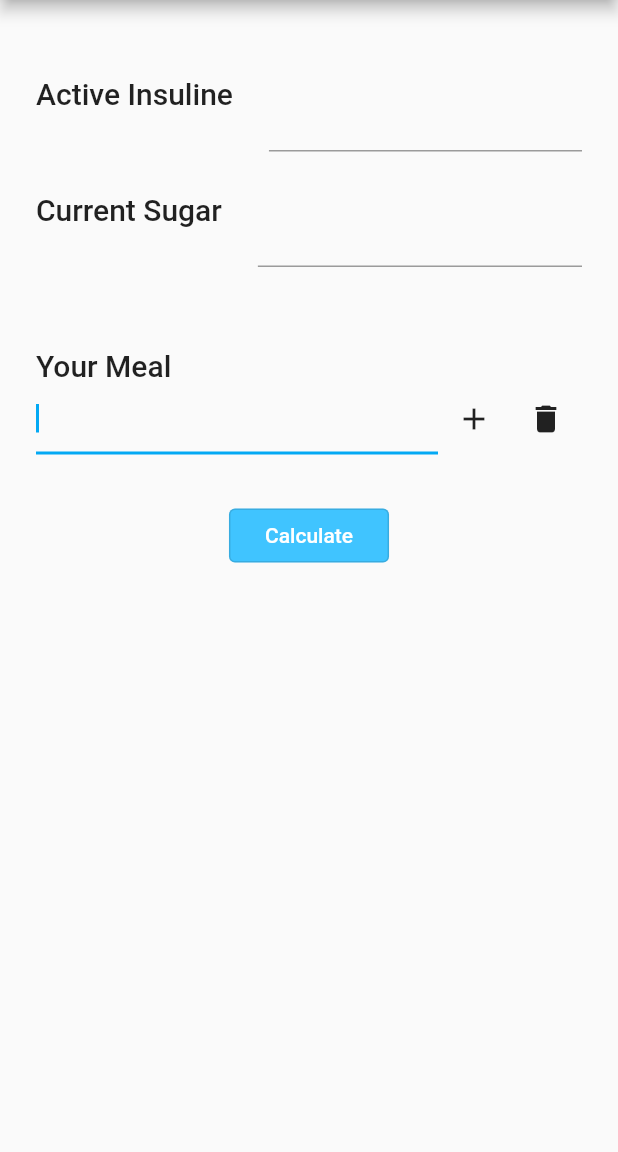
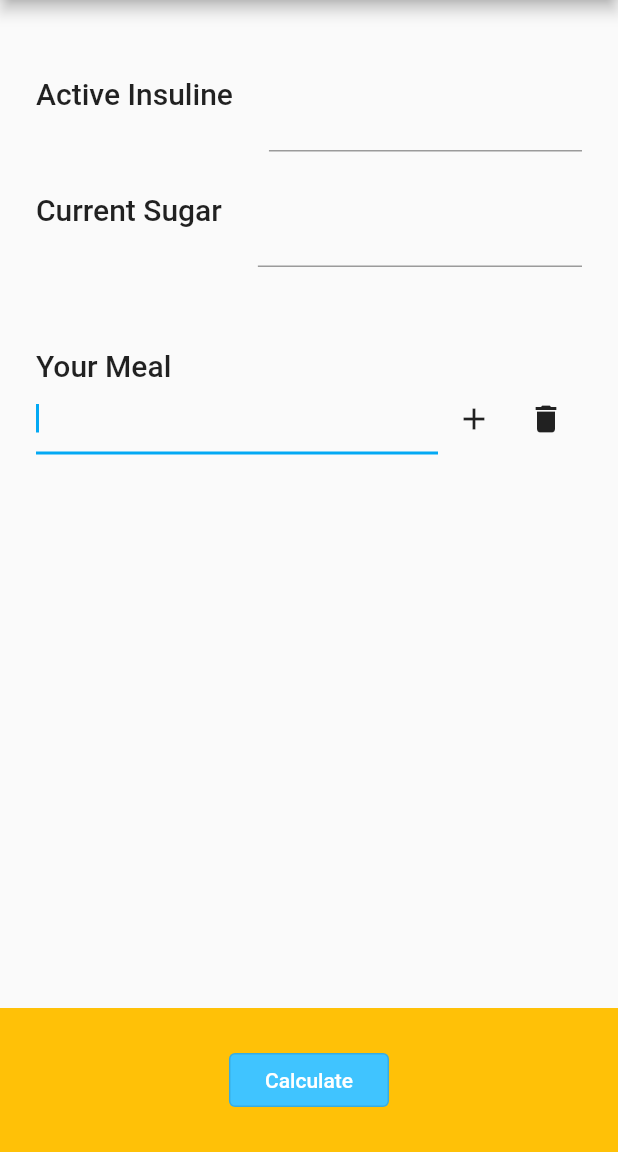
Before and after one commit to maurodibert/diabetapp, a Flutter app: the screen it shows after launch, on a phone screen of 412 x 824 dp, the part 84-1236 px from its top. Run offline on Flutter 3.47's test engine with Material 2 defaults, Android fonts, the phone set to English and light mode, and no system bars; our stand-ins replace bloc, dio, equatable, flutter_bloc, rxdart; missing offline and left inert: flutter_services_binding; generated files the repository leaves out were written again.

Commit message:
button fixed at bottom

```diff
--- a/lib/nutrients/view/nutrients.dart
+++ b/lib/nutrients/view/nutrients.dart
@@ -23,11 +23,6 @@ class NutrientsView extends StatelessWidget {
 
   @override
   Widget build(BuildContext context) {
-    return ListView(children: [
-      Padding(
-        padding: const EdgeInsets.all(24.0),
-        child: NutrientsAdder(),
-      )
-    ]);
+    return NutrientsAdder();
   }
 }
--- a/lib/nutrients/widgets/nutrients_adder.dart
+++ b/lib/nutrients/widgets/nutrients_adder.dart
@@ -33,6 +33,7 @@ class _NutrientsAdderState extends State<NutrientsAdder> {
   @override
   Widget build(BuildContext context) {
     final width = MediaQuery.of(context).size.width;
+    final height = MediaQuery.of(context).size.height;
     final bloc = context.read<NutrientsBloc>();
     final l10n = context.l10n;
 
@@ -43,7 +44,11 @@ class _NutrientsAdderState extends State<NutrientsAdder> {
           mainAxisSize: MainAxisSize.max,
           crossAxisAlignment: CrossAxisAlignment.start,
           children: [
-            Column(
+            Padding(
+              padding: const EdgeInsets.fromLTRB(24, 24, 24, 0),
+              child: SizedBox(
+                height: height * 0.73,
+                child: ListView(
                   children: [
                     ActiveInsuline(
                         insulineController: insulineController,
@@ -63,8 +68,14 @@ class _NutrientsAdderState extends State<NutrientsAdder> {
                     Result(),
                   ],
                 ),
-            Align(
+              ),
+            ),
+            Container(
+              color: Colors.amber,
+              child: Align(
                 alignment: Alignment.center,
+                child: Padding(
+                  padding: const EdgeInsets.all(24.0),
                   child: OutlinedButton(
                       style: ButtonStyle(
                           backgroundColor: MaterialStateProperty.all<Color>(
@@ -82,6 +93,8 @@ class _NutrientsAdderState extends State<NutrientsAdder> {
                                 .button!
                                 .copyWith(color: Colors.white)),
                       )),
+                ),
+              ),
             )
           ]),
     );
```
Also changed, not shown: lib/nutrients/widgets/result.dart (+9 -7 lines). Lines whose indentation alone changed are shown as unchanged.
